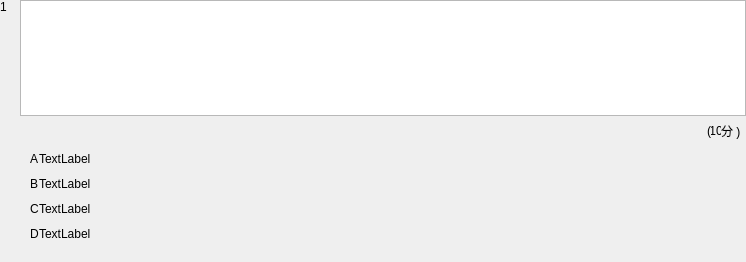
The window that DataModeView/ExamChoiceQusetionFrame.ui (MRcao1001/Ddecode-QT-TCP-customWidget-MVD-MVC-MVVM-) describes before a commit, drawn with Qt 5.
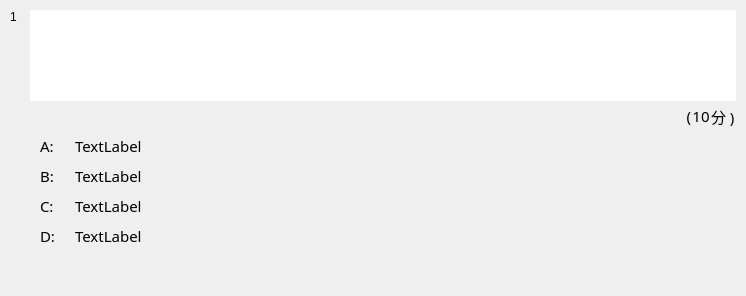
The same window after the commit.

Patch:
```diff
--- a/DataModeView/ExamChoiceQusetionFrame.ui
+++ b/DataModeView/ExamChoiceQusetionFrame.ui
@@ -7,7 +7,7 @@
     <x>0</x>
     <y>0</y>
     <width>746</width>
-    <height>262</height>
+    <height>296</height>
    </rect>
   </property>
   <property name="windowTitle">
@@ -30,7 +30,36 @@
     <number>0</number>
    </property>
    <item>
-    <layout class="QHBoxLayout" name="horizontalLayout_3">
+    <layout class="QVBoxLayout" name="verticalLayout_8">
+     <property name="spacing">
+      <number>0</number>
+     </property>
+     <property name="leftMargin">
+      <number>0</number>
+     </property>
+     <property name="topMargin">
+      <number>0</number>
+     </property>
+     <property name="rightMargin">
+      <number>0</number>
+     </property>
+     <property name="bottomMargin">
+      <number>0</number>
+     </property>
+     <item>
+      <layout class="QHBoxLayout" name="horizontalLayout_2">
+       <property name="leftMargin">
+        <number>10</number>
+       </property>
+       <property name="topMargin">
+        <number>10</number>
+       </property>
+       <property name="rightMargin">
+        <number>10</number>
+       </property>
+       <property name="bottomMargin">
+        <number>20</number>
+       </property>
      <item>
       <layout class="QVBoxLayout" name="verticalLayout_2">
        <item>
@@ -85,6 +114,15 @@
              <height>50</height>
             </size>
            </property>
+             <property name="font">
+              <font>
+               <family>苹方 中等</family>
+               <pointsize>11</pointsize>
+              </font>
+             </property>
+             <property name="styleSheet">
+              <string notr="true">border:none;</string>
+             </property>
           </widget>
          </item>
         </layout>
@@ -118,6 +156,12 @@
              <height>16777215</height>
             </size>
            </property>
+             <property name="font">
+              <font>
+               <family>苹方 常规</family>
+               <pointsize>11</pointsize>
+              </font>
+             </property>
            <property name="text">
             <string>(</string>
            </property>
@@ -130,7 +174,7 @@
           <widget class="QLabel" name="score">
            <property name="minimumSize">
             <size>
-             <width>10</width>
+               <width>20</width>
              <height>30</height>
             </size>
            </property>
@@ -140,6 +184,12 @@
              <height>16777215</height>
             </size>
            </property>
+             <property name="font">
+              <font>
+               <family>苹方 常规</family>
+               <pointsize>11</pointsize>
+              </font>
+             </property>
            <property name="text">
             <string>10</string>
            </property>
@@ -162,6 +212,12 @@
              <height>16777215</height>
             </size>
            </property>
+             <property name="font">
+              <font>
+               <family>苹方 常规</family>
+               <pointsize>11</pointsize>
+              </font>
+             </property>
            <property name="text">
             <string>分 )</string>
            </property>
@@ -192,16 +248,31 @@
          </item>
          <item>
           <layout class="QVBoxLayout" name="verticalLayout_6">
+             <property name="rightMargin">
+              <number>20</number>
+             </property>
            <item>
             <widget class="QLabel" name="label_2">
              <property name="minimumSize">
               <size>
                <width>0</width>
-               <height>25</height>
-              </size>
-             </property>
+                 <height>30</height>
+                </size>
+               </property>
+               <property name="maximumSize">
+                <size>
+                 <width>16777215</width>
+                 <height>30</height>
+                </size>
+               </property>
+               <property name="font">
+                <font>
+                 <family>苹方 中等</family>
+                 <pointsize>11</pointsize>
+                </font>
+               </property>
              <property name="text">
-              <string>A</string>
+                <string>A:</string>
              </property>
             </widget>
            </item>
@@ -210,11 +281,23 @@
              <property name="minimumSize">
               <size>
                <width>0</width>
-               <height>25</height>
-              </size>
-             </property>
+                 <height>30</height>
+                </size>
+               </property>
+               <property name="maximumSize">
+                <size>
+                 <width>16777215</width>
+                 <height>30</height>
+                </size>
+               </property>
+               <property name="font">
+                <font>
+                 <family>苹方 中等</family>
+                 <pointsize>11</pointsize>
+                </font>
+               </property>
              <property name="text">
-              <string>B</string>
+                <string>B:</string>
              </property>
             </widget>
            </item>
@@ -223,11 +306,23 @@
              <property name="minimumSize">
               <size>
                <width>0</width>
-               <height>25</height>
-              </size>
-             </property>
+                 <height>30</height>
+                </size>
+               </property>
+               <property name="maximumSize">
+                <size>
+                 <width>16777215</width>
+                 <height>30</height>
+                </size>
+               </property>
+               <property name="font">
+                <font>
+                 <family>苹方 中等</family>
+                 <pointsize>11</pointsize>
+                </font>
+               </property>
              <property name="text">
-              <string>C</string>
+                <string>C:</string>
              </property>
             </widget>
            </item>
@@ -236,11 +331,23 @@
              <property name="minimumSize">
               <size>
                <width>0</width>
-               <height>25</height>
-              </size>
-             </property>
+                 <height>30</height>
+                </size>
+               </property>
+               <property name="maximumSize">
+                <size>
+                 <width>16777215</width>
+                 <height>30</height>
+                </size>
+               </property>
+               <property name="font">
+                <font>
+                 <family>苹方 中等</family>
+                 <pointsize>11</pointsize>
+                </font>
+               </property>
              <property name="text">
-              <string>D</string>
+                <string>D:</string>
              </property>
             </widget>
            </item>
@@ -253,9 +360,21 @@
              <property name="minimumSize">
               <size>
                <width>0</width>
-               <height>25</height>
-              </size>
-             </property>
+                 <height>30</height>
+                </size>
+               </property>
+               <property name="maximumSize">
+                <size>
+                 <width>16777215</width>
+                 <height>30</height>
+                </size>
+               </property>
+               <property name="font">
+                <font>
+                 <family>苹方 中等</family>
+                 <pointsize>11</pointsize>
+                </font>
+               </property>
              <property name="text">
               <string>TextLabel</string>
              </property>
@@ -266,9 +385,21 @@
              <property name="minimumSize">
               <size>
                <width>0</width>
-               <height>25</height>
-              </size>
-             </property>
+                 <height>30</height>
+                </size>
+               </property>
+               <property name="maximumSize">
+                <size>
+                 <width>16777215</width>
+                 <height>30</height>
+                </size>
+               </property>
+               <property name="font">
+                <font>
+                 <family>苹方 中等</family>
+                 <pointsize>11</pointsize>
+                </font>
+               </property>
              <property name="text">
               <string>TextLabel</string>
              </property>
@@ -279,9 +410,21 @@
              <property name="minimumSize">
               <size>
                <width>0</width>
-               <height>25</height>
-              </size>
-             </property>
+                 <height>30</height>
+                </size>
+               </property>
+               <property name="maximumSize">
+                <size>
+                 <width>16777215</width>
+                 <height>30</height>
+                </size>
+               </property>
+               <property name="font">
+                <font>
+                 <family>苹方 中等</family>
+                 <pointsize>11</pointsize>
+                </font>
+               </property>
              <property name="text">
               <string>TextLabel</string>
              </property>
@@ -292,9 +435,21 @@
              <property name="minimumSize">
               <size>
                <width>0</width>
-               <height>25</height>
-              </size>
-             </property>
+                 <height>30</height>
+                </size>
+               </property>
+               <property name="maximumSize">
+                <size>
+                 <width>16777215</width>
+                 <height>30</height>
+                </size>
+               </property>
+               <property name="font">
+                <font>
+                 <family>苹方 中等</family>
+                 <pointsize>11</pointsize>
+                </font>
+               </property>
              <property name="text">
               <string>TextLabel</string>
              </property>
@@ -318,6 +473,24 @@
         </layout>
        </item>
       </layout>
+       </item>
+      </layout>
+     </item>
+     <item>
+      <widget class="QLabel" name="label_5">
+       <property name="minimumSize">
+        <size>
+         <width>25</width>
+         <height>25</height>
+        </size>
+       </property>
+       <property name="styleSheet">
+        <string notr="true">background-color: rgb(240, 240, 240);</string>
+       </property>
+       <property name="text">
+        <string/>
+       </property>
+      </widget>
      </item>
     </layout>
    </item>
```
Lines whose indentation alone changed are shown as unchanged.
